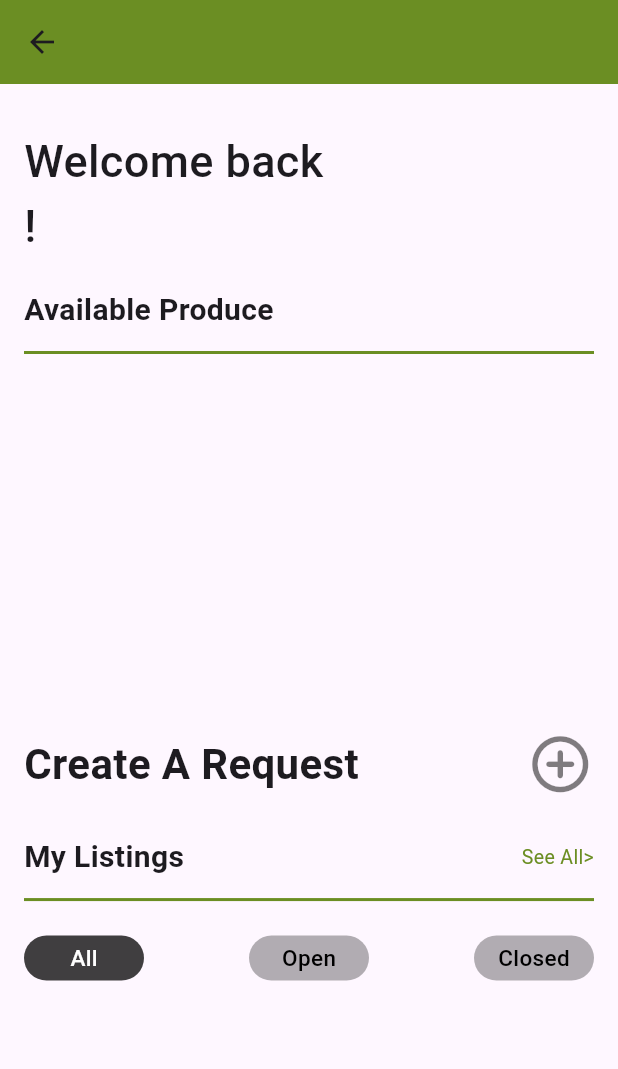
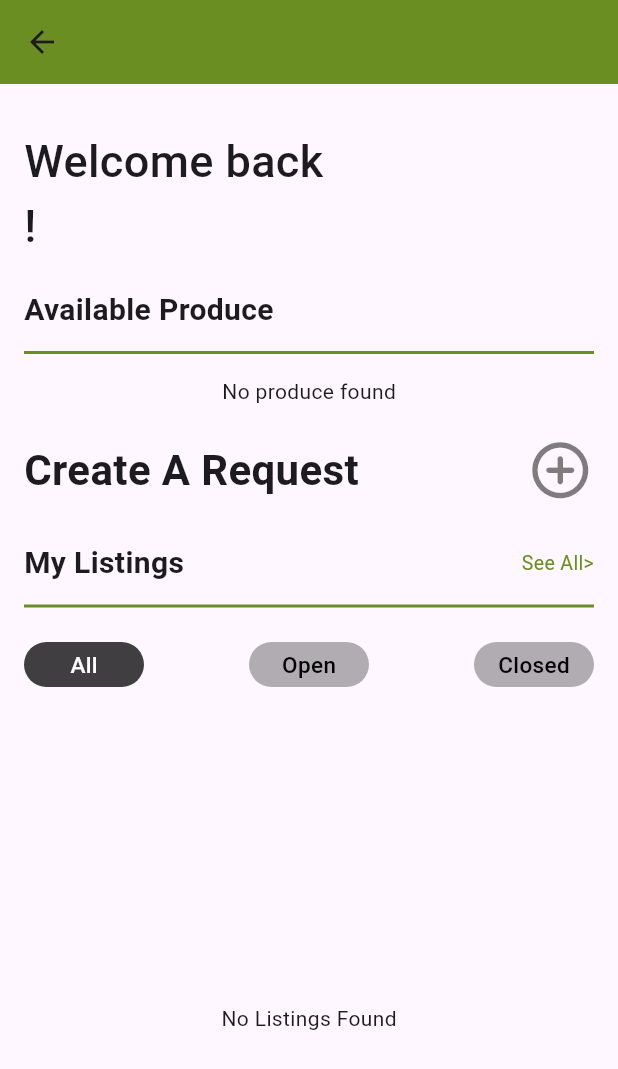
Before and after one commit to gautamrawat543/Krishi-Connect-App, a Flutter app: the CompanyHome screen opened directly, on a phone screen of 412 x 824 dp. Shown: the top 1069 px of the screen. Run offline on Flutter 3.47's test engine with Material 3 defaults, Android fonts, the phone set to English and light mode, and no system bars; our stand-ins replace flutter_svg, image_picker, shared_preferences; missing offline and left inert: stomp_dart_client; accounts and stored records are empty; generated files the repository leaves out were written again; network calls fail.

Commit message:
core changes

```diff
--- a/lib/pages/business/company_home.dart
+++ b/lib/pages/business/company_home.dart
@@ -147,7 +147,9 @@ class _CompanyHomeState extends State<CompanyHome> {
                 height: 8,
               ),
               //available produce listing
-              SizedBox(
+              produceListings.isEmpty
+                  ? const Center(child: Text('No produce found'))
+                  : SizedBox(
                       height: height * 0.28,
                       child: ListView.builder(
                         shrinkWrap: true,
@@ -165,7 +167,7 @@ class _CompanyHomeState extends State<CompanyHome> {
                       ),
                     ),
               const SizedBox(
-                height: 5,
+                height: 20,
               ),
               _titleRow(
                 AppLocalizations.of(context)!.createARequest,
--- a/lib/pages/business/edit_listing.dart
+++ b/lib/pages/business/edit_listing.dart
@@ -90,7 +90,7 @@ class _EditListingState extends State<EditListing> {
         _showSnackBar(response['error'], isError: true);
       } else {
         _showSnackBar("Listing Updated Successfully!", isError: false);
-        NavigationHelper.pushReplacement(context, const MainScreen());
+        NavigationHelper.pushAndRemoveUntil(context, const MainScreen());
       }
     } catch (e) {
       _showSnackBar("An unexpected error occurred", isError: true);
--- a/lib/services/api/api_service.dart
+++ b/lib/services/api/api_service.dart
@@ -155,7 +155,8 @@ class ApiService {
       });
 
       if (response.statusCode == 201 || response.statusCode == 200) {
-        return List<Map<String, dynamic>>.from(jsonDecode(response.body));
+        final decoded = utf8.decode(response.bodyBytes);
+        return List<Map<String, dynamic>>.from(jsonDecode(decoded));
       } else {
         return [];
       }
@@ -271,7 +272,8 @@ class ApiService {
       });
 
       if (response.statusCode == 201 || response.statusCode == 200) {
-        return List<Map<String, dynamic>>.from(jsonDecode(response.body));
+        final decoded = utf8.decode(response.bodyBytes);
+        return List<Map<String, dynamic>>.from(jsonDecode(decoded));
       } else {
         return [];
       }
```
Also changed, not shown: lib/pages/business/buyer_listing.dart (+11 -4 lines), lib/pages/farmer/farmer_buyer_listing.dart (+5 -11 lines), lib/pages/farmer/farmer_home.dart (+1 -14 lines). Lines whose indentation alone changed are shown as unchanged.
